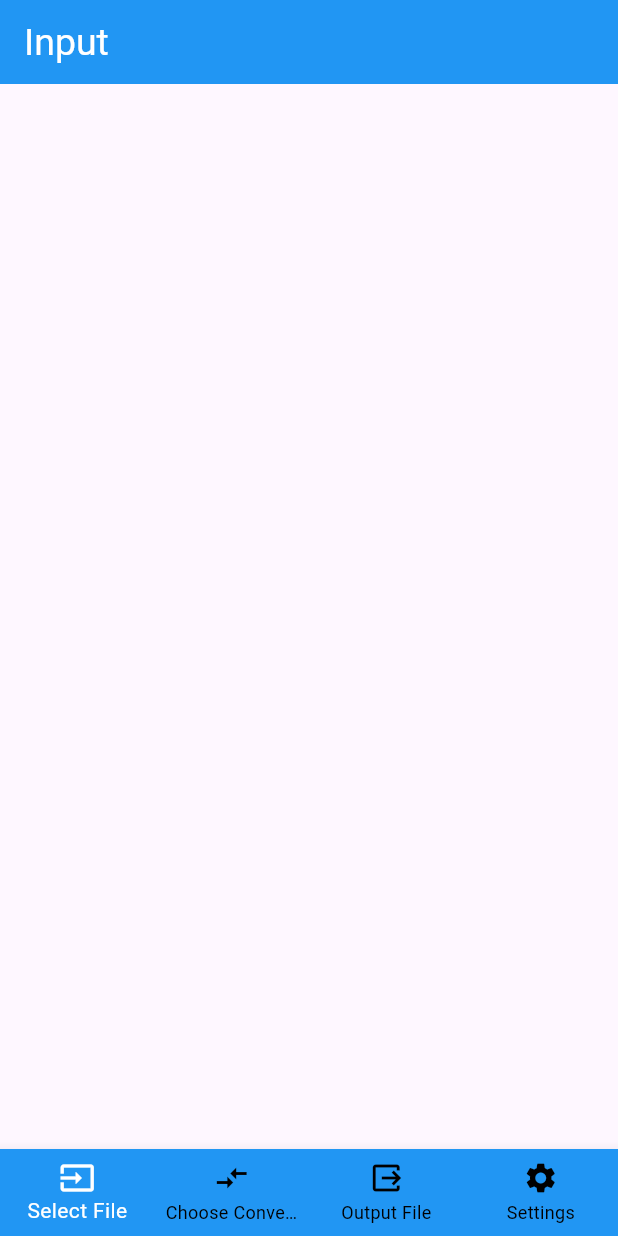
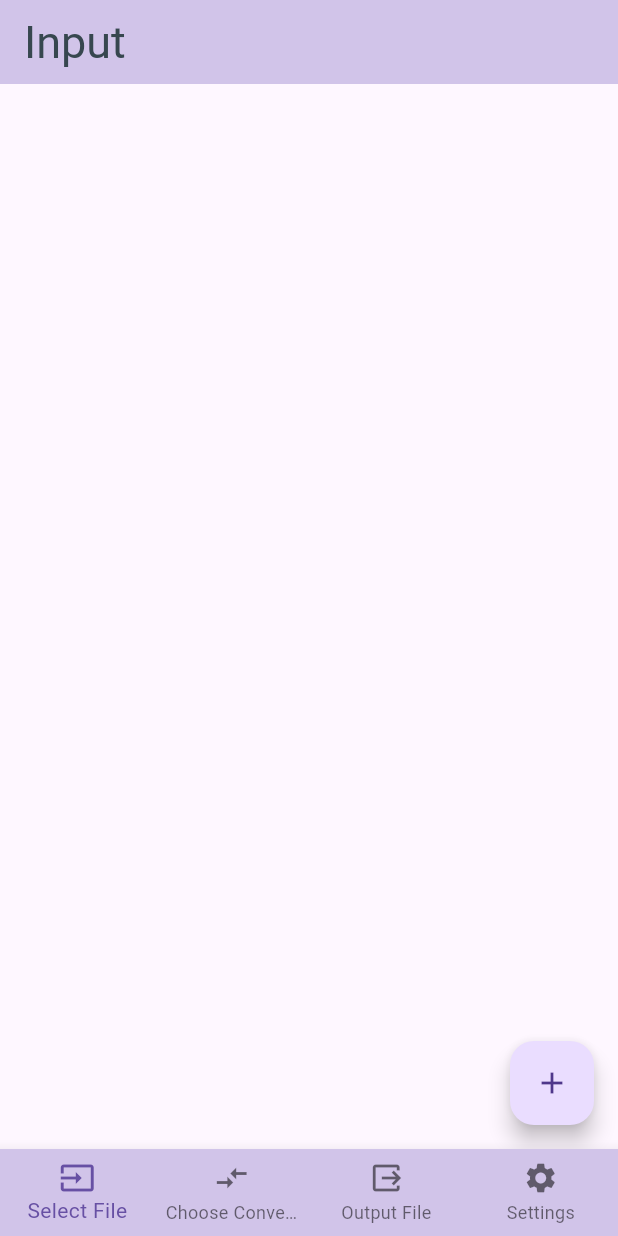
Before and after one commit to Pagrent/ffmpeg-Flutter-UI, a Flutter app: the screen it shows after launch, on a phone screen of 412 x 824 dp. Run offline on Flutter 3.47's test engine with Material 3 defaults, Android fonts, the light colour scheme and no system bars; our stand-ins replace file_picker.

Commit message:
修改：     ffmpegflutterui/lib/main.dart 	修改：     ffmpegflutterui/lib/pages/convert_page.dart 	修改：     ffmpegflutterui/lib/pages/input_page.dart 	修改：     ffmpegflutterui/lib/pages/platform_page.dart 	修改：     ffmpegflutterui/lib/pages/result_page.dart 	修改：     ffmpegflutterui/lib/pages/settings_page.dart

```diff
--- a/ffmpegflutterui/lib/main.dart
+++ b/ffmpegflutterui/lib/main.dart
@@ -1,5 +1,6 @@
 import 'package:ffmpegflutterui/pages/platform_page.dart';
 import 'package:flutter/material.dart';
+import 'package:file_picker/file_picker.dart';
 
 void main() {
   runApp(const MyApp());
--- a/ffmpegflutterui/lib/pages/input_page.dart
+++ b/ffmpegflutterui/lib/pages/input_page.dart
@@ -1,4 +1,5 @@
 import 'package:flutter/material.dart';
+import 'package:file_picker/file_picker.dart';
 
 class InputPage extends StatefulWidget {
   const InputPage({super.key});
@@ -8,17 +9,33 @@ class InputPage extends StatefulWidget {
 }
 
 class _InputPageState extends State<InputPage> {
+
+  void pickFile() async {
+    FilePickerResult? result = await FilePicker.platform.pickFiles();
+    if(result != null){
+      print(result.names);
+    }
+  }
+
   @override
   Widget build(BuildContext context) {
     return Scaffold(
       appBar: AppBar(
         titleTextStyle: TextStyle(
-          color: Colors.white,
-          fontSize: 25,
+          color: Colors.blueGrey[800],
+          fontSize: 30,
         ),
+
         title: Text("Input"),
-        backgroundColor: Colors.blue,
+        backgroundColor: Colors.deepPurple[100],
       ),
+
+      floatingActionButton: FloatingActionButton(
+
+        child: Icon(Icons.add),
+        onPressed: pickFile,
+      ),
+
     );
   }
 }
--- a/ffmpegflutterui/lib/pages/platform_page.dart
+++ b/ffmpegflutterui/lib/pages/platform_page.dart
@@ -3,6 +3,7 @@ import 'package:ffmpegflutterui/pages/input_page.dart';
 import 'package:ffmpegflutterui/pages/result_page.dart';
 import 'package:ffmpegflutterui/pages/settings_page.dart';
 import 'package:flutter/material.dart';
+import 'package:file_picker/file_picker.dart';
 
 class PlatformPage extends StatefulWidget {
   const PlatformPage({super.key});
@@ -36,9 +37,7 @@ class _PlatformPageState extends State<PlatformPage> {
 
       bottomNavigationBar: BottomNavigationBar(
         type: BottomNavigationBarType.fixed,
-        backgroundColor: Colors.blue,
-        unselectedItemColor: Colors.black,
-        selectedItemColor: Colors.white,
+        backgroundColor: Colors.deepPurple[100],
         currentIndex: _selectedIndex,
         onTap: _navigateBottomBar,
         items: [
```
Also changed, not shown: ffmpegflutterui/lib/pages/convert_page.dart (+5 -3 lines), ffmpegflutterui/lib/pages/result_page.dart (+6 -3 lines), ffmpegflutterui/lib/pages/settings_page.dart (+5 -3 lines), 1 other file.
